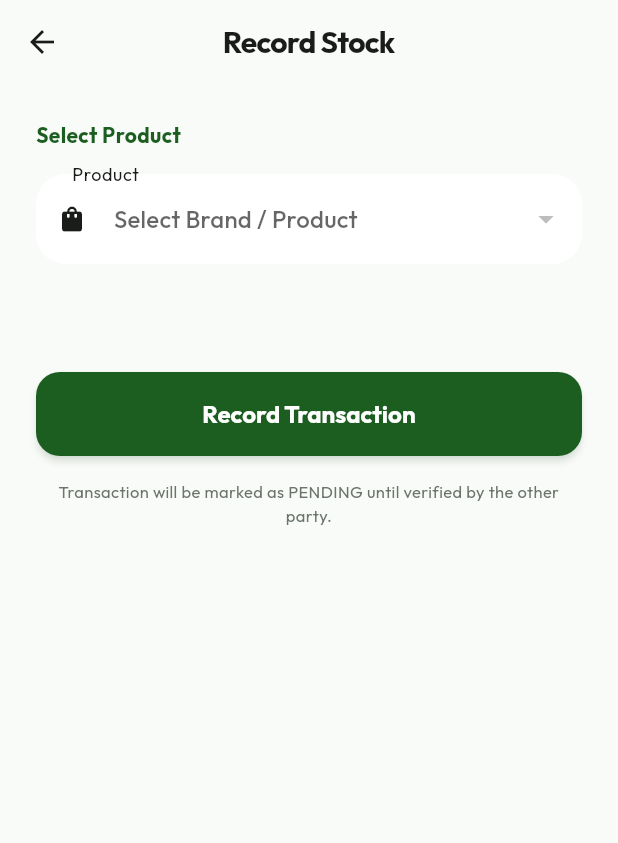
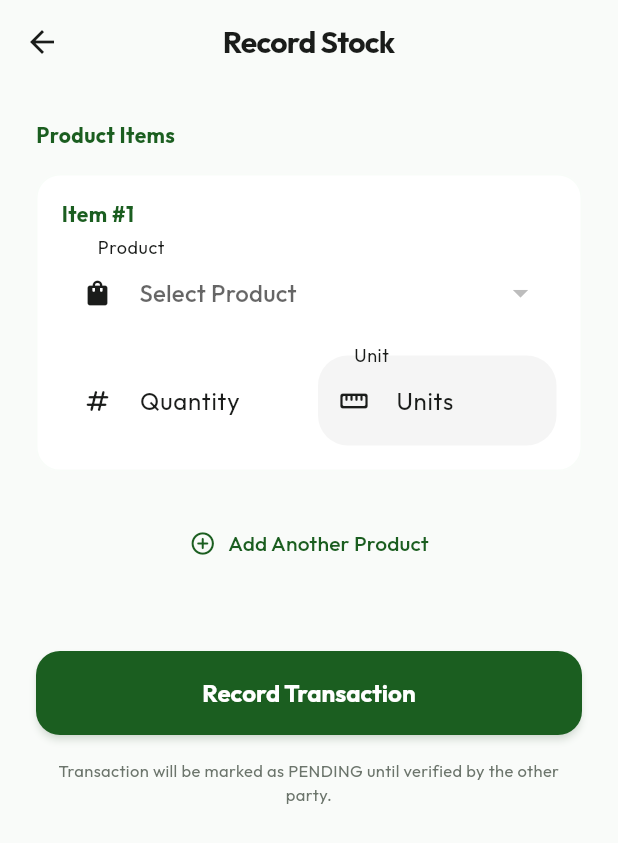
Before and after one commit to saishreevisionary/naturebiotic, a Flutter app: the StockTransactionForm screen opened directly with empty values, on a phone screen of 412 x 824 dp. Shown: the top 843 px of the screen. Run offline on Flutter 3.47's test engine with Material 3 defaults, Android fonts, the phone set to English and light mode, and no system bars; our stand-ins replace connectivity_plus, csv, device_info_plus, file_picker, geocoding, geolocator and 8 more; missing offline and left inert: call_log; accounts and stored records are empty.

Commit message:
stock quantity issue resolve

```diff
--- a/lib/features/inventory/screens/stock_transaction_form.dart
+++ b/lib/features/inventory/screens/stock_transaction_form.dart
@@ -38,12 +38,12 @@ class _StockTransactionFormState extends State<StockTransactionForm> {
 
   // Product Dropdown Data
   List<Map<String, dynamic>> _masterProducts = [];
-  Map<String, dynamic>? _selectedProduct;
-  Map<String, dynamic>? _selectedVariant;
+  List<_StockItem> _items = [];
 
   @override
   void initState() {
     super.initState();
+    _items = [ _StockItem() ];
     _loadData();
   }
 
@@ -83,26 +83,31 @@ class _StockTransactionFormState extends State<StockTransactionForm> {
           // If editing, populate the form
           if (widget.initialData != null) {
             final data = widget.initialData!;
-            _itemNameController.text = data['item_name'] ?? '';
-            _quantityController.text = data['quantity']?.toString() ?? '';
-            _unitController.text = data['unit']?.toString() ?? 'Units';
             _vendorNameController.text = data['vendor_name'] ?? '';
             _selectedExecutiveId = data['executive_id'];
 
+            _items = [];
             // Find and set selected product and variant
             for (var p in products) {
               if (p['label'] == data['item_name']) {
-                _selectedProduct = p;
+                final item = _StockItem(
+                  product: p,
+                  qty: data['quantity']?.toString(),
+                  unit: data['unit']?.toString(),
+                );
+
                 final variants = List<Map<String, dynamic>>.from(p['variants'] ?? []);
                 for (var v in variants) {
-                  if (v['label'] == _unitController.text) {
-                    _selectedVariant = v;
+                  if (v['label'] == item.unitController.text) {
+                    item.variant = v;
                     break;
                   }
                 }
+                _items.add(item);
                 break;
               }
             }
+            if (_items.isEmpty) _items = [ _StockItem() ];
           }
         });
       }
@@ -149,36 +154,39 @@ class _StockTransactionFormState extends State<StockTransactionForm> {
 
     if (!_formKey.currentState!.validate()) return;
 
-    // --- NEW VALIDATION FOR EXECUTIVES RETURNING STOCK ---
-    if (_userRole == 'executive' && widget.transactionType == 'RETURN') {
-      final double qty = double.tryParse(_quantityController.text) ?? 0;
-      final productName = _selectedProduct?['label'] ?? '';
-      final variantName = _selectedVariant?['label'] ?? '';
-
-      final availableQty = _detailedStock[productName]?[variantName] ?? 0.0;
-
-      if (qty <= 0) {
+    // --- VALIDATION ---
+    for (var item in _items) {
+      if (item.product == null || item.variant == null) {
         ScaffoldMessenger.of(context).showSnackBar(
-          const SnackBar(content: Text('Please enter a valid quantity'), backgroundColor: Colors.red),
+          const SnackBar(content: Text('Please select product and size for all items'), backgroundColor: Colors.red),
         );
         return;
       }
+
+      final double qty = double.tryParse(item.quantityController.text) ?? 0;
+      if (qty <= 0) {
+        ScaffoldMessenger.of(context).showSnackBar(
+          const SnackBar(content: Text('Please enter a valid quantity for all items'), backgroundColor: Colors.red),
+        );
+        return;
+      }
+
+      if (_userRole == 'executive' && widget.transactionType == 'RETURN') {
+        final productName = item.product?['label'] ?? '';
+        final variantName = item.variant?['label'] ?? '';
+        final availableQty = _detailedStock[productName]?[variantName] ?? 0.0;
 
         if (qty > availableQty) {
           ScaffoldMessenger.of(context).showSnackBar(
             SnackBar(
               backgroundColor: Colors.red,
-            content: Text(
-              availableQty <= 0
-                ? 'Product not available to return (Current stock: 0)'
-                : 'Insufficient stock. You only have $availableQty units available to return.'
-            ),
+              content: Text('Insufficient stock for $productName ($variantName). Available: $availableQty'),
             ),
           );
           return;
         }
       }
-    // ---------------------------------------------------
+    }
 
     setState(() => _isSaving = true);
     try {
@@ -189,12 +197,16 @@ class _StockTransactionFormState extends State<StockTransactionForm> {
                                _userRole == 'store' &&
                                _buyerNameController.text.trim().isNotEmpty;
 
-      final data = {
+      final List<Map<String, dynamic>> transactionList = [];
+
+      for (var item in _items) {
+        final transactionId = const Uuid().v4();
+        transactionList.add({
           'id': widget.initialData?['id'] ?? transactionId,
-        'item_name': _itemNameController.text,
+          'item_name': item.product?['label'] ?? '',
           'transaction_type': widget.transactionType,
-        'quantity': double.parse(_quantityController.text),
-        'unit': _unitController.text,
+          'quantity': double.parse(item.quantityController.text),
+          'unit': item.unitController.text,
           'executive_id': isDirectPurchase ? null : _selectedExecutiveId,
           'vendor_name': isDirectPurchase ? _buyerNameController.text.trim() : _vendorNameController.text,
           'status': (widget.transactionType == 'PURCHASE' || isDirectPurchase) ? 'ACCEPTED' : 'PENDING',
@@ -202,20 +214,25 @@ class _StockTransactionFormState extends State<StockTransactionForm> {
           'created_at': widget.initialData?['created_at'] ?? DateTime.now().toIso8601String(),
           'updated_at': DateTime.now().toIso8601String(),
           if (isDirectPurchase) 'accepted_at': DateTime.now().toIso8601String(),
-      };
+        });
+      }
 
       if (kIsWeb) {
         if (widget.initialData != null) {
-          await SupabaseService.updateStoreTransaction(data['id'], data);
+          await SupabaseService.updateStoreTransaction(transactionList.first['id'], transactionList.first);
         } else {
+          for (var data in transactionList) {
             await SupabaseService.addStoreTransaction(data);
           }
+        }
       } else {
+        for (var data in transactionList) {
           await LocalDatabaseService.saveAndQueue(
             tableName: 'store_transactions',
             data: data,
             operation: widget.initialData != null ? 'UPDATE' : 'INSERT',
           );
+        }
       }
 
       if (mounted) {
@@ -252,18 +269,7 @@ class _StockTransactionFormState extends State<StockTransactionForm> {
                 child: ListView(
                   padding: const EdgeInsets.all(24),
                   children: [
-                    _buildSectionTitle('Select Product'),
-                    const SizedBox(height: 16),
-                    _buildProductDropdown(),
-                    if (_selectedProduct != null) ...[
-                      const SizedBox(height: 16),
-                      _buildVariantDropdown(),
-                    ],
-                    const SizedBox(height: 24),
-
                     if (widget.transactionType == 'PURCHASE') ...[
-                      _buildQuantityUnitFields(),
-                      const SizedBox(height: 24),
                       _buildSectionTitle('Vendor Details'),
                       const SizedBox(height: 16),
                       _textField(
@@ -272,6 +278,7 @@ class _StockTransactionFormState extends State<StockTransactionForm> {
                         'Supplier Name',
                         Icons.store_rounded,
                       ),
+                      const SizedBox(height: 24),
                     ],
 
                     if (widget.transactionType == 'DELIVERY' ||
@@ -284,24 +291,9 @@ class _StockTransactionFormState extends State<StockTransactionForm> {
                         ),
                         const SizedBox(height: 16),
                         _dropdownField(),
-                        _buildQuantityUnitFields(),
+                        const SizedBox(height: 24),
 
                         if (_userRole == 'store' && widget.transactionType == 'DELIVERY') ...[
-                          const SizedBox(height: 24),
-                          const Center(
-                            child: Padding(
-                              padding: EdgeInsets.symmetric(vertical: 8),
-                              child: Text(
-                                '(OR)',
-                                style: TextStyle(
-                                  fontWeight: FontWeight.bold,
-                                  color: AppColors.textGray,
-                                  fontSize: 14,
-                                ),
-                              ),
-                            ),
-                          ),
-                          const SizedBox(height: 24),
                           _buildSectionTitle('Direct Purchase'),
                           const SizedBox(height: 16),
                           _textField(
@@ -311,13 +303,25 @@ class _StockTransactionFormState extends State<StockTransactionForm> {
                             Icons.person_add_alt_1_rounded,
                             optional: true,
                           ),
-                          _buildQuantityUnitFields(),
-                        ],
-                      ] else ...[
-                        // For Executives, just show the quantity fields for the return
-                        _buildQuantityUnitFields(),
+                          const SizedBox(height: 24),
                         ],
                       ],
+                    ],
+
+                    _buildSectionTitle('Product Items'),
+                    const SizedBox(height: 16),
+                    ..._items.asMap().entries.map((entry) => _buildItemCard(entry.key, entry.value)),
+
+                    const SizedBox(height: 8),
+                    TextButton.icon(
+                      onPressed: () => setState(() => _items.add(_StockItem())),
+                      icon: const Icon(Icons.add_circle_outline_rounded),
+                      label: const Text('Add Another Product'),
+                      style: TextButton.styleFrom(
+                        foregroundColor: AppColors.primary,
+                        padding: const EdgeInsets.all(12),
+                      ),
+                    ),
 
                     const SizedBox(height: 48),
                     ElevatedButton(
@@ -431,79 +435,6 @@ class _StockTransactionFormState extends State<StockTransactionForm> {
     );
   }
 
-  Widget _buildProductDropdown() {
-    return DropdownButtonFormField<Map<String, dynamic>>(
-      value: _selectedProduct,
-      hint: const Text('Select Brand / Product'),
-      decoration: InputDecoration(
-        labelText: 'Product',
-        prefixIcon: const Icon(Icons.shopping_bag_rounded, size: 20),
-        border: OutlineInputBorder(borderRadius: BorderRadius.circular(12)),
-        filled: true,
-        fillColor: Colors.white,
-      ),
-      items:
-          (_masterProducts).map((p) {
-            return DropdownMenuItem<Map<String, dynamic>>(
-              value: p,
-              child: Text(p['label'] ?? 'Unknown'),
-            );
-          }).toList(),
-      onChanged: (val) {
-        setState(() {
-          _selectedProduct = val;
-          _selectedVariant = null;
-          _itemNameController.text = val?['label'] ?? '';
-          _unitController.text = 'Units'; // Default
-
-          // Auto-fill vendor name if mapping exists
-          if (val != null && _productVendors.containsKey(val['id'])) {
-            _vendorNameController.text = _productVendors[val['id']]!;
-          }
-        });
-      },
-      validator: (val) => val == null ? 'Selection required' : null,
-    );
-  }
-
-  Widget _buildVariantDropdown() {
-    final List<Map<String, dynamic>> variants = List<Map<String, dynamic>>.from(
-      _selectedProduct?['variants'] ?? [],
-    );
-
-    final vendorName = _vendorNameController.text.trim().toLowerCase();
-    final List<Map<String, dynamic>> filteredVariants = variants.where((v) {
-      final label = (v['label'] ?? '').toString().toLowerCase().trim();
-      return label != vendorName && label != 'nature' && label != 'nature biotic';
-    }).toList();
-
-    return DropdownButtonFormField<Map<String, dynamic>>(
-      value: _selectedVariant,
-      hint: const Text('Select Pocket/Pouch Size'),
-      decoration: InputDecoration(
-        labelText: 'Size',
-        prefixIcon: const Icon(Icons.straighten_rounded, size: 20),
-        border: OutlineInputBorder(borderRadius: BorderRadius.circular(12)),
-        filled: true,
-        fillColor: Colors.white,
-      ),
-      items:
-          (filteredVariants).map((v) {
-            return DropdownMenuItem<Map<String, dynamic>>(
-              value: v,
-              child: Text(v['label'] ?? 'Unknown'),
-            );
-          }).toList(),
-      onChanged: (val) {
-        setState(() {
-          _selectedVariant = val;
-          _unitController.text = val?['label'] ?? 'Units';
-        });
-      },
-      validator: (val) => val == null ? 'Selection required' : null,
-    );
-  }
-
   Widget _dropdownField() {
     return DropdownButtonFormField<String>(
       value: _selectedExecutiveId,
@@ -514,8 +445,7 @@ class _StockTransactionFormState extends State<StockTransactionForm> {
         filled: true,
         fillColor: Colors.white,
       ),
-      items:
-          (_executives).map((exec) {
+      items: (_executives).map((exec) {
         return DropdownMenuItem<String>(
           value: exec['id'],
           child: Text(exec['full_name'] ?? 'Unknown'),
@@ -529,11 +459,144 @@ class _StockTransactionFormState extends State<StockTransactionForm> {
       },
       validator: (val) {
         if (widget.transactionType == 'DELIVERY' && _userRole == 'store') {
-          // Validation handled in _submit for this special case
           return null;
         }
         return val == null ? 'Please select an executive' : null;
       },
     );
   }
+
+  Widget _buildItemCard(int index, _StockItem item) {
+    return Container(
+      margin: const EdgeInsets.only(bottom: 16),
+      padding: const EdgeInsets.all(16),
+      decoration: BoxDecoration(
+        color: Colors.white,
+        borderRadius: BorderRadius.circular(16),
+        border: Border.all(color: AppColors.secondary.withOpacity(0.3)),
+      ),
+      child: Column(
+        children: [
+          Row(
+            mainAxisAlignment: MainAxisAlignment.spaceBetween,
+            children: [
+              Text('Item #${index + 1}', style: const TextStyle(fontWeight: FontWeight.bold, color: AppColors.primary)),
+              if (_items.length > 1)
+                IconButton(
+                  onPressed: () => setState(() => _items.removeAt(index)),
+                  icon: const Icon(Icons.delete_outline_rounded, color: Colors.red, size: 20),
+                ),
+            ],
+          ),
+          const SizedBox(height: 12),
+          _buildProductDropdownFor(item),
+          if (item.product != null) ...[
+            const SizedBox(height: 12),
+            _buildVariantDropdownFor(item),
+          ],
+          const SizedBox(height: 12),
+          Row(
+            children: [
+              Expanded(
+                child: _textField(
+                  item.quantityController,
+                  'Quantity',
+                  '0.0',
+                  Icons.numbers_rounded,
+                  isNumeric: true,
+                ),
+              ),
+              const SizedBox(width: 12),
+              Expanded(
+                child: _textField(
+                  item.unitController,
+                  'Unit',
+                  'Size',
+                  Icons.straighten_rounded,
+                  readOnly: true,
+                ),
+              ),
+            ],
+          ),
+        ],
+      ),
+    );
   }
+
+  Widget _buildProductDropdownFor(_StockItem item) {
+    return DropdownButtonFormField<Map<String, dynamic>>(
+      value: item.product,
+      hint: const Text('Select Product'),
+      isExpanded: true,
+      decoration: InputDecoration(
+        labelText: 'Product',
+        prefixIcon: const Icon(Icons.shopping_bag_rounded, size: 20),
+        border: OutlineInputBorder(borderRadius: BorderRadius.circular(12)),
+      ),
+      items: _masterProducts.map((p) {
+        return DropdownMenuItem<Map<String, dynamic>>(
+          value: p,
+          child: Text(p['label'] ?? 'Unknown', style: const TextStyle(fontSize: 14)),
+        );
+      }).toList(),
+      onChanged: (val) {
+        setState(() {
+          item.product = val;
+          item.variant = null;
+          item.unitController.text = 'Units';
+          if (val != null && _productVendors.containsKey(val['id'])) {
+             if (_vendorNameController.text.isEmpty) {
+               _vendorNameController.text = _productVendors[val['id']]!;
+             }
+          }
+        });
+      },
+    );
+  }
+
+  Widget _buildVariantDropdownFor(_StockItem item) {
+    final List<Map<String, dynamic>> variants = List<Map<String, dynamic>>.from(
+      item.product?['variants'] ?? [],
+    );
+
+    return DropdownButtonFormField<Map<String, dynamic>>(
+      value: item.variant,
+      hint: const Text('Select Size'),
+      isExpanded: true,
+      decoration: InputDecoration(
+        labelText: 'Size',
+        prefixIcon: const Icon(Icons.straighten_rounded, size: 20),
+        border: OutlineInputBorder(borderRadius: BorderRadius.circular(12)),
+      ),
+      items: variants.map((v) {
+        return DropdownMenuItem<Map<String, dynamic>>(
+          value: v,
+          child: Text(v['label'] ?? 'Unknown', style: const TextStyle(fontSize: 14)),
+        );
+      }).toList(),
+      onChanged: (val) {
+        setState(() {
+          item.variant = val;
+          item.unitController.text = val?['label'] ?? 'Units';
+        });
+      },
+    );
+  }
+}
+
+class _StockItem {
+  Map<String, dynamic>? product;
+  Map<String, dynamic>? variant;
+  final quantityController = TextEditingController();
+  final unitController = TextEditingController(text: 'Units');
+
+  _StockItem({this.product, this.variant, String? qty, String? unit}) {
+    if (qty != null) quantityController.text = qty;
+    if (unit != null) unitController.text = unit;
+  }
+
+  void dispose() {
+    quantityController.dispose();
+    unitController.dispose();
+  }
+}
```
Lines whose indentation alone changed are shown as unchanged.
